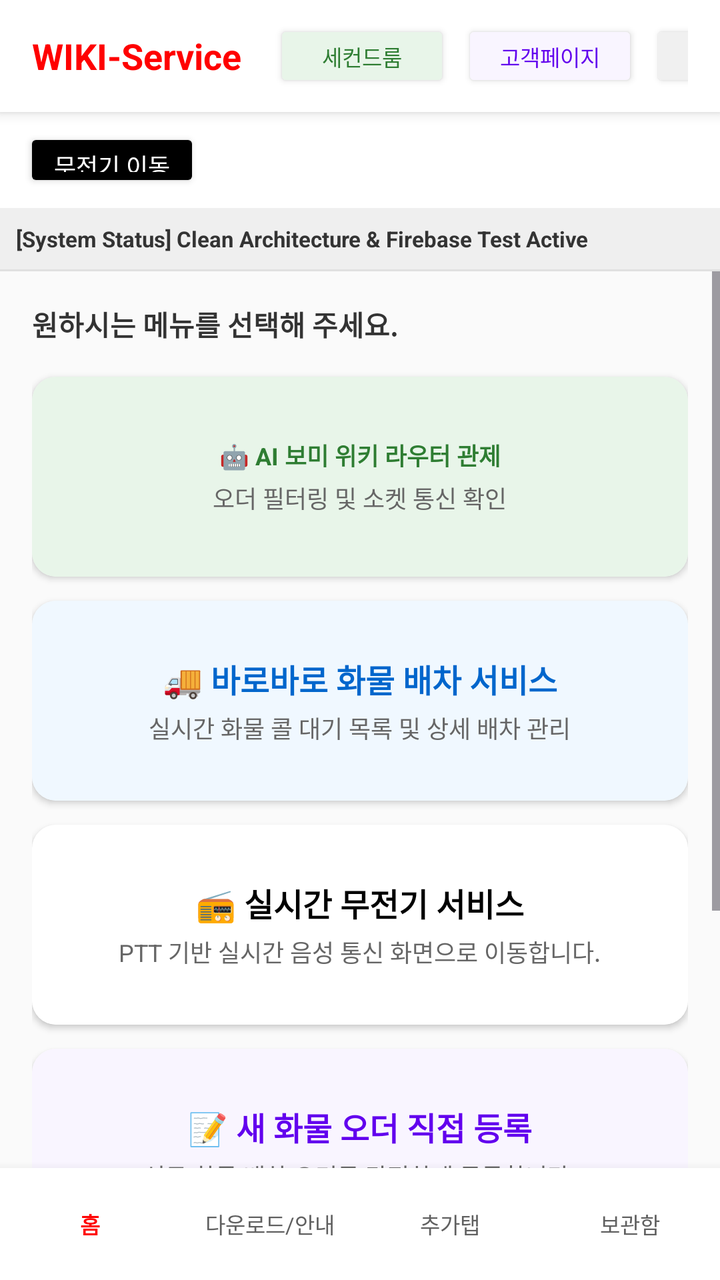
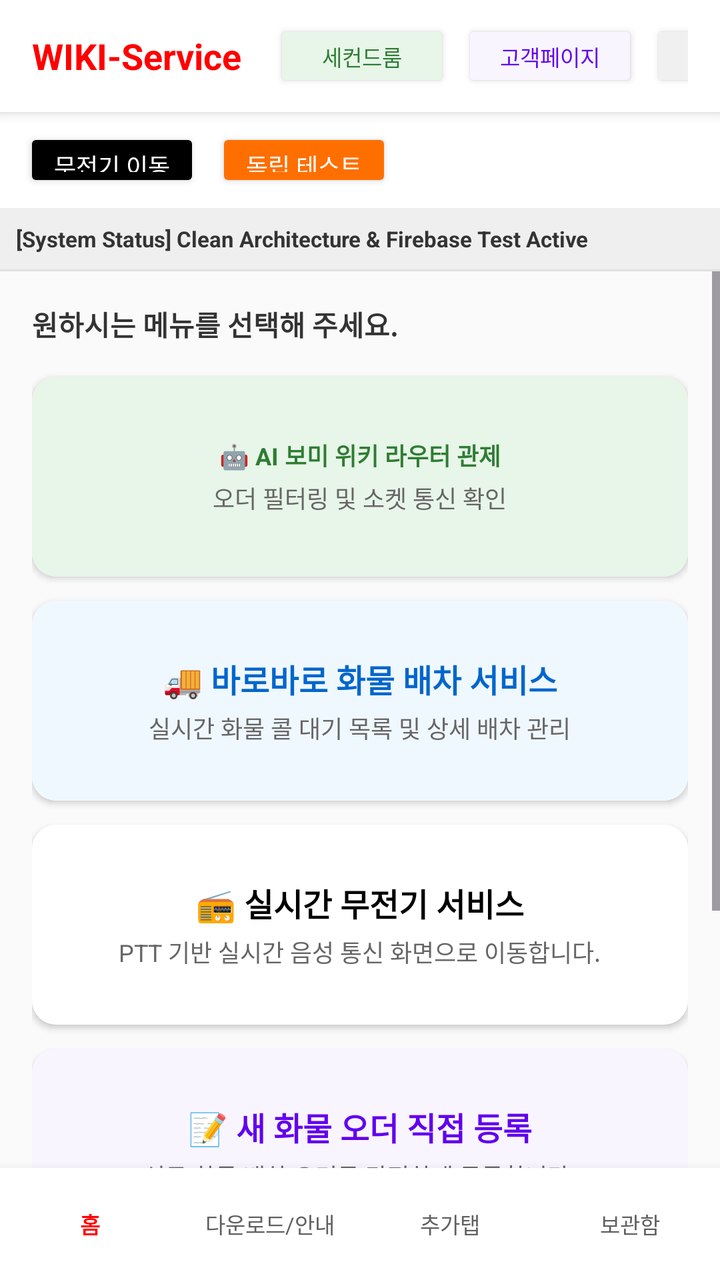

Two renders of the same Android screen: before a commit and after it. Below are the layout's source before the change and the commit's diff.
<!-- AndroidManifest.xml: application theme Theme.MyPadNoteOne -->
<!-- res/layout/activity_main.xml -->
<?xml version="1.0" encoding="utf-8"?>
<androidx.constraintlayout.widget.ConstraintLayout
    xmlns:android="http://schemas.android.com/apk/res/android"
    xmlns:app="http://schemas.android.com/apk/res-auto"
    xmlns:tools="http://schemas.android.com/tools"
    android:id="@+id/main"
    android:layout_width="match_parent"
    android:layout_height="match_parent"
    android:fitsSystemWindows="true"
    android:background="#FAFAFA"
    tools:context=".presentation.main.MainActivity">

    
    <androidx.fragment.app.FragmentContainerView
        android:id="@+id/fragment_container"
        android:layout_width="0dp"
        android:layout_height="0dp"
        android:visibility="gone"
        app:layout_constraintTop_toTopOf="parent"
        app:layout_constraintBottom_toBottomOf="parent"
        app:layout_constraintStart_toStartOf="parent"
        app:layout_constraintEnd_toEndOf="parent" />

    
    <LinearLayout
        android:id="@+id/layout_top_bar"
        android:layout_width="0dp"
        android:layout_height="56dp"
        android:orientation="horizontal"
        android:gravity="center_vertical"
        android:paddingHorizontal="16dp"
        android:background="#FFFFFF"
        android:elevation="4dp"
        app:layout_constraintTop_toTopOf="parent"
        app:layout_constraintStart_toStartOf="parent"
        app:layout_constraintEnd_toEndOf="parent">

        <TextView
            android:layout_width="wrap_content"
            android:layout_height="wrap_content"
            android:text="WIKI-Service"
            android:textSize="18sp"
            android:textStyle="bold"
            android:textColor="#FF0000"
            android:layout_marginEnd="16dp"/>

        <View
            android:layout_width="0dp"
            android:layout_height="0dp"
            android:layout_weight="1" />

        
        <Button
            android:id="@+id/btnOpenMatchingRoom"
            android:layout_width="wrap_content"
            android:layout_height="36dp"
            android:text="세컨드룸"
            android:textSize="11sp"
            android:backgroundTint="#E8F5E9"
            android:textColor="#2E7D32"
            android:layout_marginEnd="6dp"/>

        
        <Button
            android:id="@+id/btnOpenClient"
            android:layout_width="wrap_content"
            android:layout_height="36dp"
            android:text="고객페이지"
            android:textSize="11sp"
            android:backgroundTint="#F9F5FF"
            android:textColor="#6200EE"
            android:layout_marginEnd="6dp"/>

        
        <Button
            android:id="@+id/btnLogout"
            android:layout_width="wrap_content"
            android:layout_height="36dp"
            android:text="로그아웃"
            android:textSize="11sp"
            android:backgroundTint="#F0F0F0"
            android:textColor="#333333" />
    </LinearLayout>

    
    <HorizontalScrollView
        android:id="@+id/layout_category_scroll"
        android:layout_width="0dp"
        android:layout_height="48dp"
        android:scrollbars="none"
        android:background="#FFFFFF"
        app:layout_constraintTop_toBottomOf="@+id/layout_top_bar"
        app:layout_constraintStart_toStartOf="parent"
        app:layout_constraintEnd_toEndOf="parent">

        <LinearLayout
            android:layout_width="wrap_content"
            android:layout_height="match_parent"
            android:orientation="horizontal"
            android:gravity="center_vertical"
            android:paddingHorizontal="12dp">

            <Button
                android:id="@+id/btnOpenPtt"
                android:layout_width="wrap_content"
                android:layout_height="32dp"
                android:text="무전기 이동"
                android:textSize="12sp"
                android:backgroundTint="#000000"
                android:textColor="#FFFFFF"
                android:layout_marginEnd="8dp"/>

        </LinearLayout>
    </HorizontalScrollView>

    
    <LinearLayout
        android:id="@+id/layout_test_metadata"
        android:layout_width="0dp"
        android:layout_height="wrap_content"
        android:orientation="vertical"
        android:padding="8dp"
        android:background="#EFEFEF"
        app:layout_constraintTop_toBottomOf="@+id/layout_category_scroll"
        app:layout_constraintStart_toStartOf="parent"
        app:layout_constraintEnd_toEndOf="parent">

        <TextView
            android:id="@+id/tvRobotTestStatus"
            android:layout_width="match_parent"
            android:layout_height="wrap_content"
            android:text="[System Status] Clean Architecture &amp; Firebase Test Active"
            android:textSize="11sp"
            android:textStyle="bold"
            android:textColor="#333333" />
    </LinearLayout>

    
    <View
        android:id="@+id/divider_top"
        android:layout_width="0dp"
        android:layout_height="1dp"
        android:background="#E0E0E0"
        app:layout_constraintTop_toBottomOf="@+id/layout_test_metadata"
        app:layout_constraintStart_toStartOf="parent"
        app:layout_constraintEnd_toEndOf="parent" />

    
    <ScrollView
        android:id="@+id/scrollViewMain"
        android:layout_width="0dp"
        android:layout_height="0dp"
        android:fillViewport="true"
        app:layout_constraintTop_toBottomOf="@+id/divider_top"
        app:layout_constraintBottom_toTopOf="@+id/layout_bottom_nav"
        app:layout_constraintStart_toStartOf="parent"
        app:layout_constraintEnd_toEndOf="parent">

        <LinearLayout
            android:layout_width="match_parent"
            android:layout_height="wrap_content"
            android:orientation="vertical"
            android:padding="16dp">

            
            <TextView
                android:layout_width="match_parent"
                android:layout_height="wrap_content"
                android:text="원하시는 메뉴를 선택해 주세요."
                android:textSize="14sp"
                android:textStyle="bold"
                android:textColor="#333333"
                android:layout_marginBottom="16dp"/>

            
            <androidx.cardview.widget.CardView
                android:id="@+id/cardWikiRouterClient"
                android:layout_width="match_parent"
                android:layout_height="100dp"
                android:layout_marginBottom="12dp"
                app:cardCornerRadius="12dp"
                app:cardElevation="2dp"
                android:clickable="true"
                android:focusable="true">

                <LinearLayout
                    android:layout_width="match_parent"
                    android:layout_height="match_parent"
                    android:orientation="vertical"
                    android:gravity="center"
                    android:background="#E8F5E9"
                    android:padding="8dp">

                    <TextView
                        android:layout_width="wrap_content"
                        android:layout_height="wrap_content"
                        android:text="🤖 AI 보미 위키 라우터 관제"
                        android:textSize="12sp"
                        android:textStyle="bold"
                        android:textColor="#2E7D32"
                        android:layout_marginBottom="4dp"/>

                    <TextView
                        android:layout_width="wrap_content"
                        android:layout_height="wrap_content"
                        android:text="오더 필터링 및 소켓 통신 확인"
                        android:textSize="12sp"
                        android:textColor="#666666"/>
                </LinearLayout>
            </androidx.cardview.widget.CardView>

            
            <androidx.cardview.widget.CardView
                android:id="@+id/cardBaroBaroBOTT"
                android:layout_width="match_parent"
                android:layout_height="100dp"
                android:layout_marginBottom="12dp"
                app:cardCornerRadius="12dp"
                app:cardElevation="2dp"
                android:clickable="true"
                android:focusable="true">

                <LinearLayout
                    android:layout_width="match_parent"
                    android:layout_height="match_parent"
                    android:orientation="vertical"
                    android:gravity="center"
                    android:background="#F0F8FF">

                    <TextView
                        android:layout_width="wrap_content"
                        android:layout_height="wrap_content"
                        android:text="🚚 바로바로 화물 배차 서비스"
                        android:textSize="16sp"
                        android:textStyle="bold"
                        android:textColor="#0066CC"
                        android:layout_marginBottom="4dp"/>

                    <TextView
                        android:layout_width="wrap_content"
                        android:layout_height="wrap_content"
                        android:text="실시간 화물 콜 대기 목록 및 상세 배차 관리"
                        android:textSize="12sp"
                        android:textColor="#666666"/>
                </LinearLayout>
            </androidx.cardview.widget.CardView>

            
            <androidx.cardview.widget.CardView
                android:layout_width="match_parent"
                android:layout_height="100dp"
                android:layout_marginBottom="12dp"
                app:cardCornerRadius="12dp"
                app:cardElevation="2dp">
                <LinearLayout
                    android:layout_width="match_parent"
                    android:layout_height="match_parent"
                    android:orientation="vertical"
                    android:gravity="center"
                    android:background="#FFFFFF">
                    <TextView
                        android:layout_width="wrap_content"
                        android:layout_height="wrap_content"
                        android:text="📻 실시간 무전기 서비스"
                        android:textSize="16sp"
                        android:textStyle="bold"
                        android:textColor="#000000"
                        android:layout_marginBottom="4dp"/>
                    <TextView
                        android:layout_width="wrap_content"
                        android:layout_height="wrap_content"
                        android:text="PTT 기반 실시간 음성 통신 화면으로 이동합니다."
                        android:textSize="12sp"
                        android:textColor="#666666"/>
                </LinearLayout>
            </androidx.cardview.widget.CardView>

            
            <androidx.cardview.widget.CardView
                android:id="@+id/cardRegisterOrder"
                android:layout_width="match_parent"
                android:layout_height="100dp"
                android:layout_marginBottom="12dp"
                app:cardCornerRadius="12dp"
                app:cardElevation="2dp"
                android:clickable="true"
                android:focusable="true">

                <LinearLayout
                    android:layout_width="match_parent"
                    android:layout_height="match_parent"
                    android:orientation="vertical"
                    android:gravity="center"
                    android:background="#F9F5FF">

                    <TextView
                        android:layout_width="wrap_content"
                        android:layout_height="wrap_content"
                        android:text="📝 새 화물 오더 직접 등록"
                        android:textSize="16sp"
                        android:textStyle="bold"
                        android:textColor="#6200EE"
                        android:layout_marginBottom="4dp"/>

                    <TextView
                        android:layout_width="wrap_content"
                        android:layout_height="wrap_content"
                        android:text="신규 화물 배차 오더를 간편하게 등록합니다."
                        android:textSize="12sp"
                        android:textColor="#666666"/>
                </LinearLayout>
            </androidx.cardview.widget.CardView>

            
            <androidx.cardview.widget.CardView
                android:id="@+id/cardFirebaseDownload"
                android:layout_width="match_parent"
                android:layout_height="100dp"
                android:layout_marginBottom="12dp"
                app:cardCornerRadius="12dp"
                app:cardElevation="2dp"
                android:clickable="true"
                android:focusable="true">
                <LinearLayout
                    android:layout_width="match_parent"
                    android:layout_height="match_parent"
                    android:orientation="vertical"
                    android:gravity="center"
                    android:background="#FFF8F8">
                    <TextView
                        android:layout_width="wrap_content"
                        android:layout_height="wrap_content"
                        android:text="📦 파이어베이스 다운로드 및 호스팅"
                        android:textSize="16sp"
                        android:textStyle="bold"
                        android:textColor="#FF0000"
                        android:layout_marginBottom="4dp"/>
                    <TextView
                        android:layout_width="wrap_content"
                        android:layout_height="wrap_content"
                        android:text="최신 빌드 파일 다운로드 및 안내 페이지 열기"
                        android:textSize="12sp"
                        android:textColor="#666666"/>
                </LinearLayout>
            </androidx.cardview.widget.CardView>

        </LinearLayout>
    </ScrollView>

    
    <LinearLayout
        android:id="@+id/layout_bottom_nav"
        android:layout_width="0dp"
        android:layout_height="56dp"
        android:orientation="horizontal"
        android:background="#FFFFFF"
        android:elevation="8dp"
        app:layout_constraintBottom_toBottomOf="parent"
        app:layout_constraintStart_toStartOf="parent"
        app:layout_constraintEnd_toEndOf="parent">

        <TextView
            android:layout_width="0dp"
            android:layout_height="match_parent"
            android:layout_weight="1"
            android:text="홈"
            android:gravity="center"
            android:textSize="11sp"
            android:textColor="#FF0000"
            android:textStyle="bold"/>

        <TextView
            android:layout_width="0dp"
            android:layout_height="match_parent"
            android:layout_weight="1"
            android:text="다운로드/안내"
            android:gravity="center"
            android:textSize="11sp"
            android:textColor="#606060"/>

        <TextView
            android:layout_width="0dp"
            android:layout_height="match_parent"
            android:layout_weight="1"
            android:text="추가탭"
            android:gravity="center"
            android:textSize="11sp"
            android:textColor="#606060"/>

        <TextView
            android:layout_width="0dp"
            android:layout_height="match_parent"
            android:layout_weight="1"
            android:text="보관함"
            android:gravity="center"
            android:textSize="11sp"
            android:textColor="#606060"/>

    </LinearLayout>

</androidx.constraintlayout.widget.ConstraintLayout>
<!-- resources referenced by this layout -->
<resources>
  <style name="Theme.MyPadNoteOne" parent="Base.Theme.MyPadNoteOne" />
  <style name="Base.Theme.MyPadNoteOne" parent="Theme.Material3.DayNight.NoActionBar">
          
          
      </style>
</resources>

<!-- the commit's change to res/layout/activity_main.xml (unified diff, before → after) -->
@@ -100,13 +100,25 @@
             android:gravity="center_vertical"
             android:paddingHorizontal="12dp">
 
+            
             <Button
                 android:id="@+id/btnOpenPtt"
                 android:layout_width="wrap_content"
-                android:layout_height="32dp"
+                android:layout_height="32sp"
                 android:text="무전기 이동"
                 android:textSize="12sp"
                 android:backgroundTint="#000000"
+                android:textColor="#FFFFFF"
+                android:layout_marginEnd="8dp"/>
+
+            
+            <Button
+                android:id="@+id/btnOpenIndep"
+                android:layout_width="wrap_content"
+                android:layout_height="32sp"
+                android:text="독립 테스트"
+                android:textSize="12sp"
+                android:backgroundTint="#FF6F00"
                 android:textColor="#FFFFFF"
                 android:layout_marginEnd="8dp"/>
 
